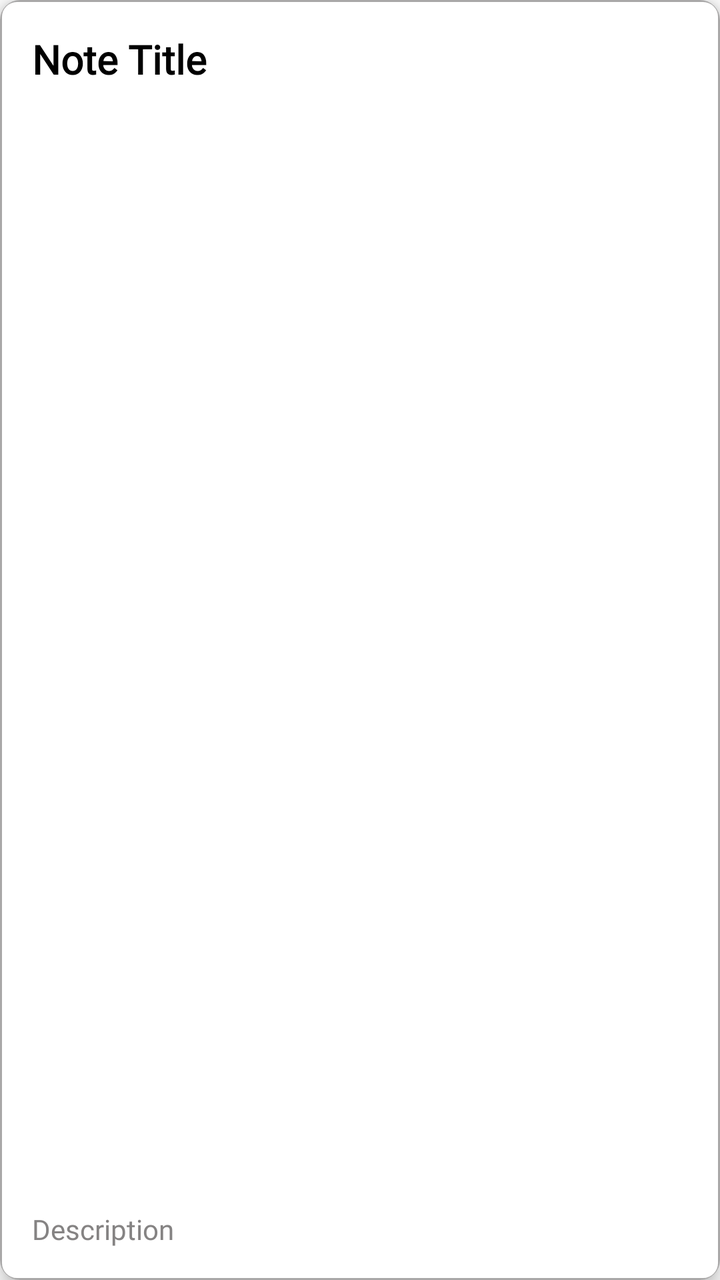
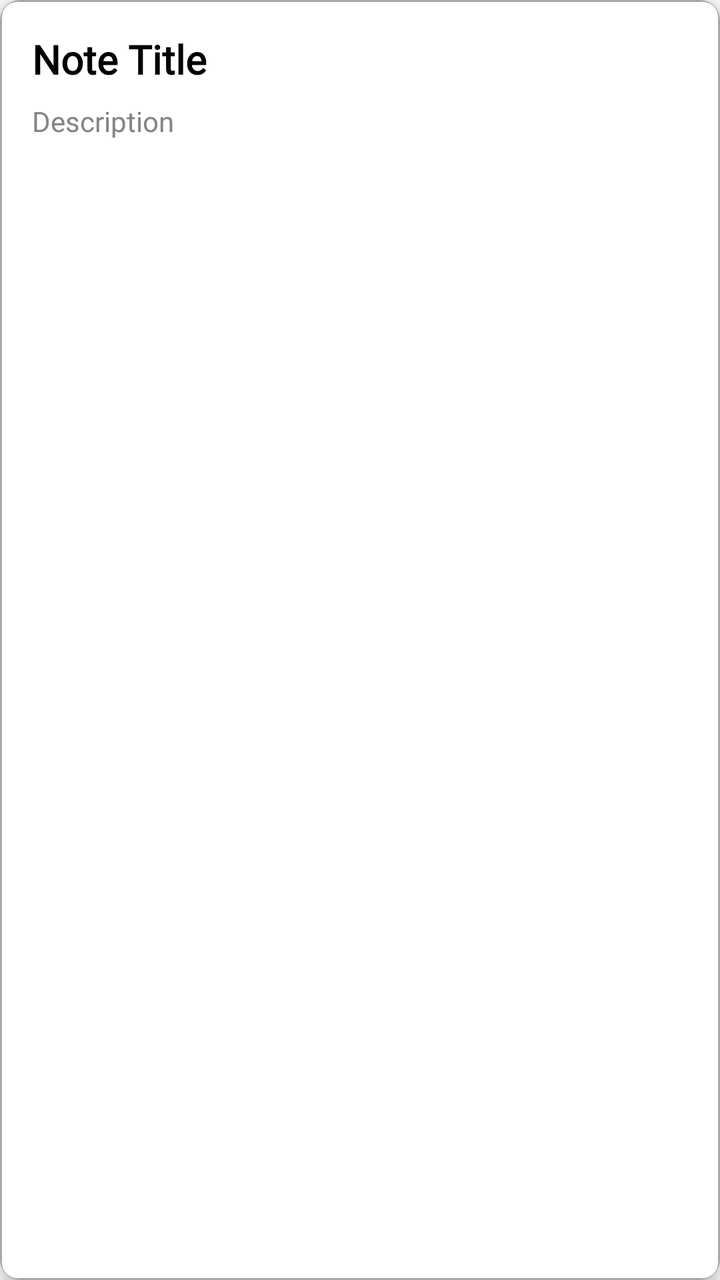

Before-and-after screenshots of an Android layout around one commit, followed by the original layout XML and the change that was made.
<!-- AndroidManifest.xml: application theme Theme.NoteApp -->
<!-- res/layout/note_layout.xml -->
<?xml version="1.0" encoding="utf-8"?>
<layout
    xmlns:android="http://schemas.android.com/apk/res/android"
    xmlns:app="http://schemas.android.com/apk/res-auto">

    <androidx.cardview.widget.CardView
        android:id="@+id/noteCardView"
        android:layout_width="match_parent"
        android:layout_height="wrap_content"
        android:layout_margin="8dp"
        app:cardElevation="6dp"
        app:cardCornerRadius="10dp">

        <LinearLayout
            android:layout_width="match_parent"
            android:layout_height="match_parent"
            android:orientation="vertical"
            android:background="@drawable/gray_border"
            android:padding="16dp">

            <TextView
                android:id="@+id/noteTitle"
                android:layout_width="match_parent"
                android:layout_height="0dp"
                android:layout_weight="200"
                android:textColor="@color/black"
                android:fontFamily="@font/poppins"
                android:text="Note Title"
                android:textStyle="bold"
                android:textSize="20sp"/>

            <LinearLayout
                android:id="@+id/checklistContainerPreview"
                android:layout_width="match_parent"
                android:layout_height="wrap_content"
                android:layout_marginTop="8dp"
                android:orientation="vertical"
                android:visibility="gone"/>

            <TextView
                android:layout_width="match_parent"
                android:layout_height="wrap_content"
                android:id="@+id/noteDesc"
                android:layout_marginTop="8dp"
                android:maxHeight="170dp"
                android:text="Description"
                android:textSize="14sp"
                android:maxLines="3"
                android:ellipsize="end"
                android:fontFamily="@font/poppins"
                android:textColor="@color/dark_gray"/>

        </LinearLayout>
    </androidx.cardview.widget.CardView>
</layout>
<!-- resources referenced by this layout -->
<resources>
  <color name="black">#FF000000</color>
  <color name="dark_gray">#858383</color>
  <!-- drawable gray_border (drawable) -->
  <?xml version="1.0" encoding="utf-8"?>
  <shape xmlns:android="http://schemas.android.com/apk/res/android"
      android:shape="rectangle">
  
      <stroke
          android:width="1dp"
          android:color="@color/gray"/>
  
      <corners
          android:radius="8dp"/>
  
  </shape>
  <style name="Theme.NoteApp" parent="Base.Theme.NoteApp" />
  <color name="gray">#A9A8A8</color>
  <style name="Base.Theme.NoteApp" parent="Theme.MaterialComponents.DayNight.DarkActionBar">
          
          <item name="colorPrimary">@color/light_blue</item> 
          <item name="colorPrimaryVariant">@color/blue</item>
          <item name="colorOnPrimary">@color/black</item> 
          
          <item name="colorSecondary">@color/blue</item>
          <item name="colorSecondaryVariant">@color/blue</item>
          <item name="colorOnSecondary">@color/white</item>
          
          <item name="android:statusBarColor">@color/light_blue</item>
          
          <item name="android:textColorPrimary">@color/black</item>
          
      </style>
  <color name="light_blue">#99C7E6</color>
  <color name="blue">#2196F3</color>
  <color name="white">#FFFFFFFF</color>
</resources>

<!-- the commit's change to res/layout/note_layout.xml (unified diff, before → after) -->
@@ -21,8 +21,7 @@
             <TextView
                 android:id="@+id/noteTitle"
                 android:layout_width="match_parent"
-                android:layout_height="0dp"
-                android:layout_weight="200"
+                android:layout_height="wrap_content"
                 android:textColor="@color/black"
                 android:fontFamily="@font/poppins"
                 android:text="Note Title"
@@ -38,9 +37,9 @@
                 android:visibility="gone"/>
 
             <TextView
+                android:id="@+id/noteDesc"
                 android:layout_width="match_parent"
                 android:layout_height="wrap_content"
-                android:id="@+id/noteDesc"
                 android:layout_marginTop="8dp"
                 android:maxHeight="170dp"
                 android:text="Description"
@@ -50,6 +49,16 @@
                 android:fontFamily="@font/poppins"
                 android:textColor="@color/dark_gray"/>
 
+            <TextView
+                android:id="@+id/noteDateTime"
+                android:layout_width="wrap_content"
+                android:layout_height="wrap_content"
+                android:layout_marginTop="8dp"
+                android:layout_gravity="end"
+                android:textColor="@color/dark_gray"
+                android:textSize="12sp"
+                android:fontFamily="@font/poppins"
+                android:text=""/>
         </LinearLayout>
     </androidx.cardview.widget.CardView>
 </layout>
<!-- resource entries referenced after the edit -->
@@ -19,9 +19,9 @@
   <color name="gray">#A9A8A8</color>
   <style name="Base.Theme.NoteApp" parent="Theme.MaterialComponents.DayNight.DarkActionBar">
           
-          <item name="colorPrimary">@color/light_blue</item> 
+          <item name="colorPrimary">@color/light_blue</item>
           <item name="colorPrimaryVariant">@color/blue</item>
-          <item name="colorOnPrimary">@color/black</item> 
+          <item name="colorOnPrimary">@color/black</item>
           
           <item name="colorSecondary">@color/blue</item>
           <item name="colorSecondaryVariant">@color/blue</item>
